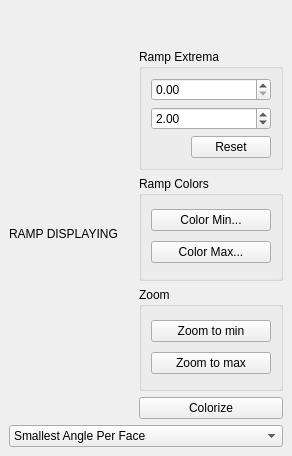
This is Polyhedron/demo/Polyhedron/Plugins/Display/Display_property.ui in CGAL/cgal as Qt 5 draws it before an edit. The edited form follows.
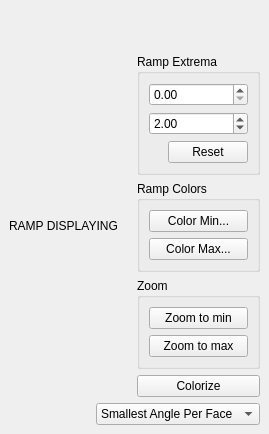
This is the edited form.

Commit message: Add some spacers in to the Display_property widget

Diff of the .ui file:
```diff
--- a/Polyhedron/demo/Polyhedron/Plugins/Display/Display_property.ui
+++ b/Polyhedron/demo/Polyhedron/Plugins/Display/Display_property.ui
@@ -6,15 +6,15 @@
    <rect>
     <x>0</x>
     <y>0</y>
-    <width>292</width>
-    <height>456</height>
+    <width>269</width>
+    <height>434</height>
    </rect>
   </property>
   <property name="windowTitle">
    <string>Property Displaying</string>
   </property>
   <widget class="QWidget" name="dockWidgetContents">
-   <layout class="QVBoxLayout" name="verticalLayout" stretch="0,1,0">
+   <layout class="QVBoxLayout" name="verticalLayout" stretch="1,0,0">
     <item>
      <spacer name="verticalSpacer">
       <property name="orientation">
@@ -160,7 +160,20 @@
      </layout>
     </item>
     <item>
-     <layout class="QHBoxLayout" name="horizontalLayout" stretch="1">
+     <layout class="QHBoxLayout" name="horizontalLayout" stretch="0,0">
+      <item>
+       <spacer name="horizontalSpacer_2">
+        <property name="orientation">
+         <enum>Qt::Horizontal</enum>
+        </property>
+        <property name="sizeHint" stdset="0">
+         <size>
+          <width>40</width>
+          <height>20</height>
+         </size>
+        </property>
+       </spacer>
+      </item>
       <item>
        <widget class="QComboBox" name="propertyBox">
         <item>
```
Left out of the diff: 54 changed lines with no effect on the pictures.
